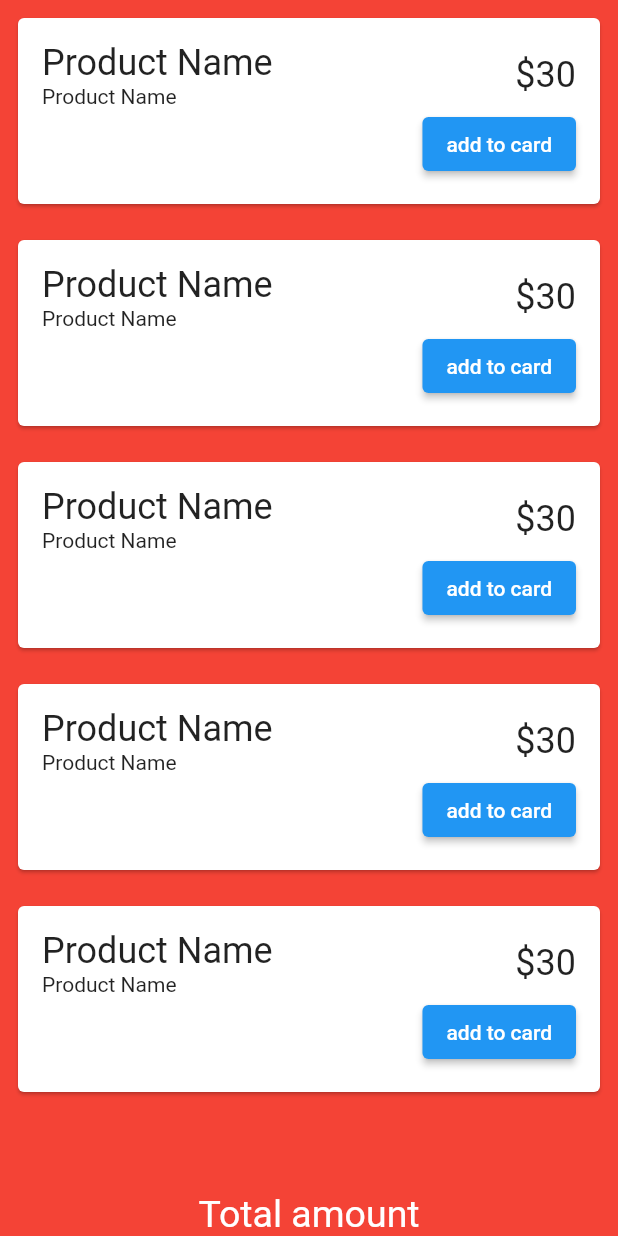
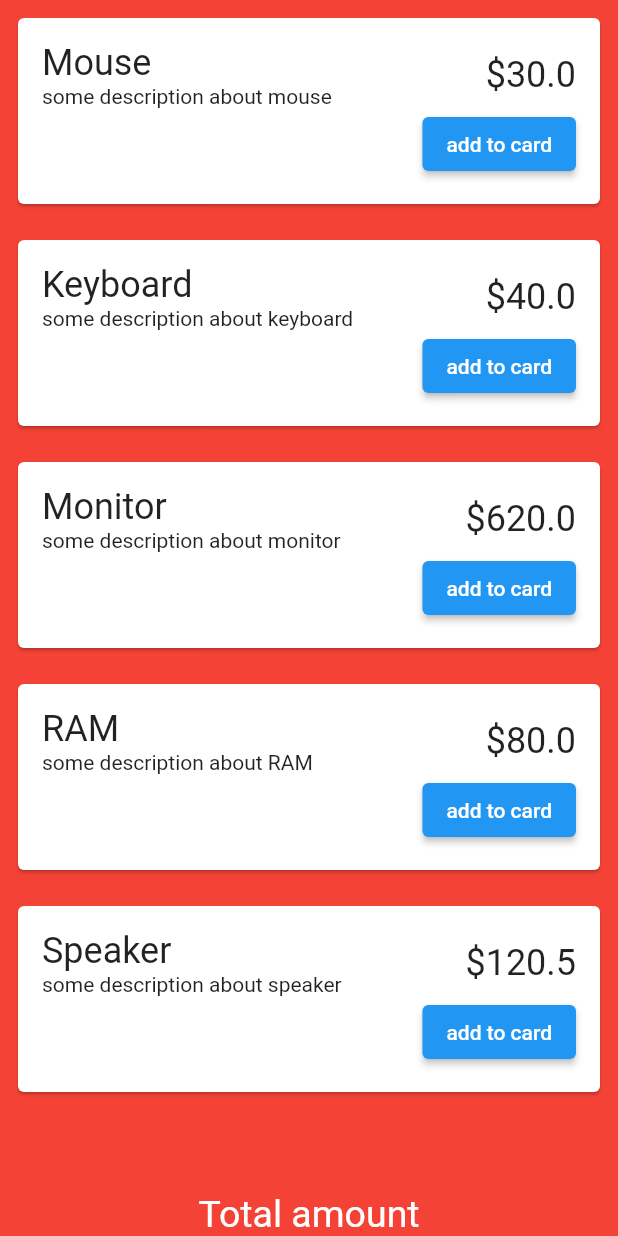
Before and after one commit to gandalgom/chef-getx-shopping-practice, a Flutter app: the screen it shows after launch, on a phone screen of 412 x 824 dp. Run offline on Flutter 3.47's test engine with Material 2 defaults, Android fonts, the phone set to English and light mode, and no system bars; our stand-ins replace get.

Commit message:
UI와 컨트롤러 연동 및 데이터 일부 수정

```diff
--- a/lib/controller/shopping_controller.dart
+++ b/lib/controller/shopping_controller.dart
@@ -17,30 +17,30 @@ class ShoppingController extends GetxController {
       Product(
         id: 1,
         price: 30,
-        description: 'some description about product',
+        description: 'some description about mouse',
         name: 'Mouse'
       ),
       Product(
         id: 2,
         price: 40,
-        description: 'some description about product',
+        description: 'some description about keyboard',
         name: 'Keyboard'
       ),
       Product(
         id: 3,
         price: 620,
-        description: 'some description about product',
+        description: 'some description about monitor',
         name: 'Monitor',
       ),
       Product(
         id: 4,
         price: 80,
-        description: 'some description about product',
-        name: 'Ram'),
+        description: 'some description about RAM',
+        name: 'RAM'),
       Product(
         id: 5,
         price: 120.5,
-        description: 'some description about product',
+        description: 'some description about speaker',
         name: 'Speaker',
       ),
     ];
--- a/lib/main.dart
+++ b/lib/main.dart
@@ -17,7 +17,7 @@ class MyApp extends StatelessWidget {
       theme: ThemeData(
         primarySwatch: Colors.blue,
       ),
-      home: const ShoppingPage(),
+      home: ShoppingPage(),
     );
   }
 }
--- a/lib/view/shopping_page.dart
+++ b/lib/view/shopping_page.dart
@@ -1,7 +1,11 @@
 import 'package:flutter/material.dart';
+import 'package:get/get.dart';
+import 'package:get_x_practice/controller/shopping_controller.dart';
 
 class ShoppingPage extends StatelessWidget {
-  const ShoppingPage({Key? key}) : super(key: key);
+  ShoppingPage({Key? key}) : super(key: key);
+
+  final shoppingController = Get.put(ShoppingController());
 
   @override
   Widget build(BuildContext context) {
@@ -10,8 +14,10 @@ class ShoppingPage extends StatelessWidget {
       body: Column(
         children: [
           Expanded(
-            child: ListView.builder(
-              itemCount: 5,
+            child: GetX<ShoppingController>(
+              builder: (controller) {
+                return ListView.builder(
+                  itemCount: controller.products.length,
                   itemBuilder: (context, index) {
                     return Card(
                       margin: const EdgeInsets.all(12.0),
@@ -25,15 +31,19 @@ class ShoppingPage extends StatelessWidget {
                               children: [
                                 Column(
                                   crossAxisAlignment: CrossAxisAlignment.start,
-                              children: const [
-                                Text('Product Name',
-                                  style: TextStyle(fontSize: 24.0)
+                                  children: [
+                                    Text(
+                                      controller.products[index].name,
+                                      style: const TextStyle(fontSize: 24.0)
                                     ),
-                                Text('Product Name'),
+                                    Text(
+                                      controller.products[index].description
+                                    ),
                                   ],
                                 ),
-                            const Text('\$30',
-                              style: TextStyle(fontSize: 24.0)
+                                Text(
+                                  '\$${controller.products[index].price}',
+                                  style: const TextStyle(fontSize: 24.0)
                                 ),
                               ],
                             ),
@@ -46,6 +56,8 @@ class ShoppingPage extends StatelessWidget {
                       ),
                     );
                   },
+                );
+              }
             ),
           ),
           const SizedBox(height: 30.0),
```
Lines whose indentation alone changed are shown as unchanged.
